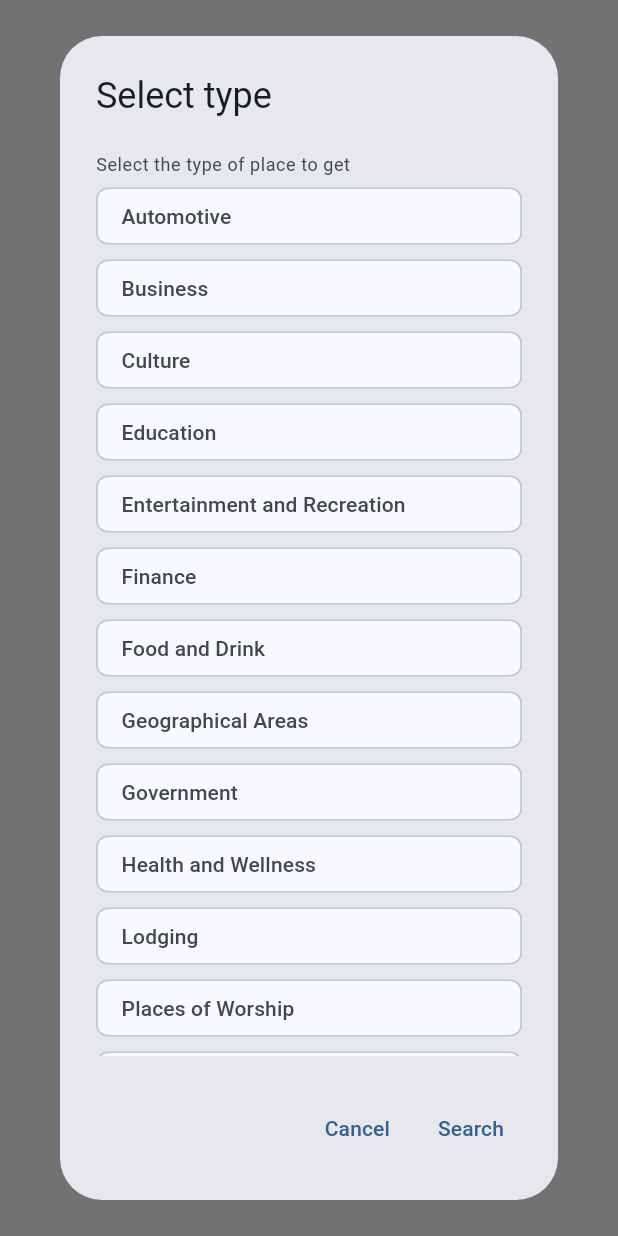
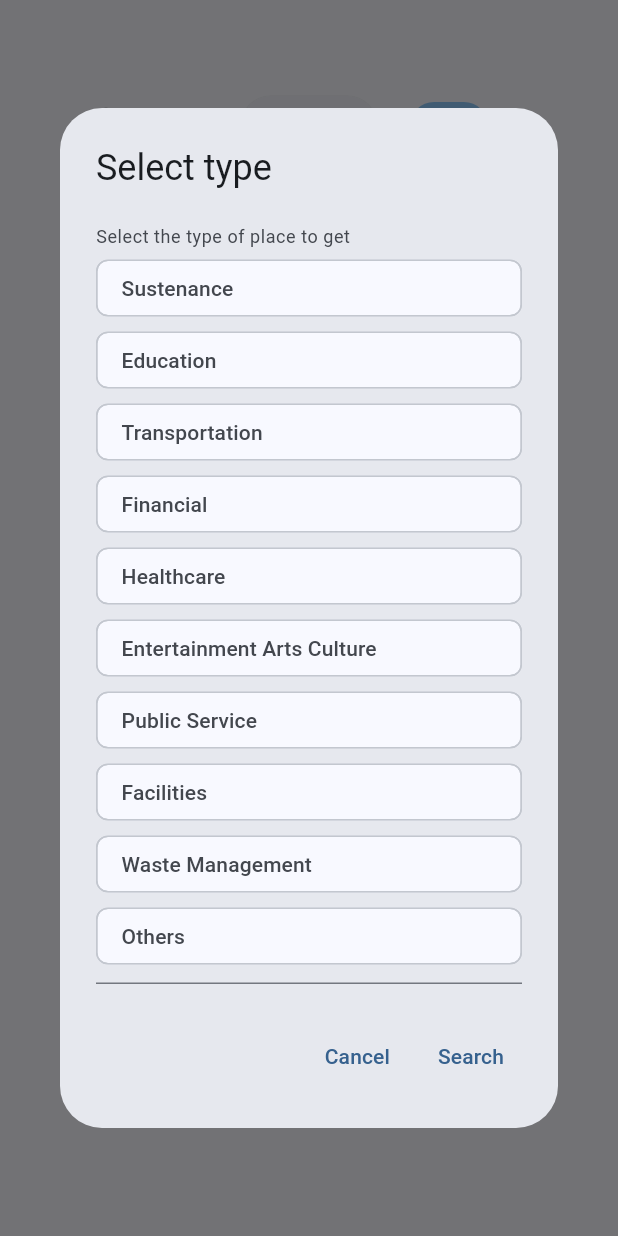
Before and after one commit to mdolmen/rund, a Flutter app: the screen it shows after launch, after a tap on "Autour", on a phone screen of 412 x 824 dp. Run offline on Flutter 3.47's test engine with Material 3 defaults, Android fonts, the phone set to English and light mode, and no system bars; drawn by our look-alikes of flutter_form_builder; our stand-ins replace form_builder_validators, geolocator, loading_animation_widget, sqflite; missing offline and left inert: map_launcher; accounts and stored records are empty; generated files the repository leaves out were written again.

Commit message:
(backend) use Openstreetmap's Overpass API instead of Google Places

```diff
--- a/lib/src/autour/autour.dart
+++ b/lib/src/autour/autour.dart
@@ -12,7 +12,8 @@ import 'package:geolocator/geolocator.dart';
 import 'package:map_launcher/map_launcher.dart';
 
 import 'database_helper.dart';
-import 'place_types.dart';
+//import 'place_types_gapi.dart';
+import 'place_types_oapi.dart';
 
 const String BACKEND_URL = "http://vps-433a4dd6.vps.ovh.net:8080";
 //const String BACKEND_URL = "http://127.0.0.1:8080";
@@ -888,18 +889,29 @@ class Place {
 
   factory Place.fromJson(Map<String, dynamic> json) {
     return Place(
-      formattedAddress: json['place_formatted_address'] ?? "Unknown address",
-      googleMapsUri: json['place_google_maps_uri'] ?? "Unknown Google Maps Uri",
-      primaryType: json['place_primary_type'] ?? "Unknown primary type",
-      displayName: json['place_display_name'] ?? "displayName",
+      formattedAddress: json['place_formatted_address'] != ""
+        ? json['place_formatted_address']
+        : "Unknown",
+      googleMapsUri: json['place_google_maps_uri'] != ""
+        ? json['place_google_maps_uri']
+        : "Unknown",
+      primaryType: json['place_primary_type'] != ""
+        ? json['place_primary_type']
+        : "Unknown",
+      displayName: json['place_display_name'] != ""
+        ? json['place_display_name']
+        : "Unknown",
       location: json['place_longitude'] != "null" && json['place_latitude'] != "null"
         ? Location(lat: json['place_latitude'], lng: json['place_longitude'])
         : Location(lat: -360, lng: -360),
-      currentOpeningHours: json['place_current_opening_hours'] != "null"
-        && json['place_current_opening_hours'] != "\"Unknown\""
+      currentOpeningHours: (json['place_current_opening_hours'] != "null"
+        && json['place_current_opening_hours'] != "\"\""
+        && json['place_current_opening_hours'] != null)
         ? OpeningHours.fromJson(jsonDecode(json['place_current_opening_hours']))
         : null,
-      countryId: json['place_country'] ?? 0,
+      countryId: json['place_country'] != ""
+        ? json['place_country']
+        : 0,
       areaId: json['place_area_id'] ?? 0,
       lastUpdated: json['last_updated'] != null
         ? DateTime.parse(json['last_updated'])
@@ -1248,26 +1260,6 @@ class PlaceTypeFilter extends StatelessWidget {
     required this.searchBtnCallback,
   });
 
-  List<String> types = [
-    'Automotive',
-    'Business',
-    'Culture',
-    'Education',
-    'Entertainment and Recreation',
-    'Finance',
-    'Food and Drink',
-    'Geographical Areas',
-    'Government',
-    'Health and Wellness',
-    'Lodging',
-    'Places of Worship',
-    'Services',
-    'Shopping',
-    'Sports',
-    'Transportation',
-  ];
-
-
   bool _handleButtonPressed() {
     _formKey.currentState?.validate();
     String filters = _formKey.currentState?.instantValue.toString() ?? "";
@@ -1295,7 +1287,7 @@ class PlaceTypeFilter extends StatelessWidget {
                 autovalidateMode: AutovalidateMode.onUserInteraction,
                 decoration: const InputDecoration(labelText: 'Select the type of place to get'),
                 name: 'types',
-                options: types
+                options: placeTypes.keys
                     .map(
                       (type) => FormBuilderChipOption(
                         value: type,
--- /dev/null
+++ b/lib/src/autour/place_types_oapi.dart
@@ -0,0 +1,159 @@
+const Map<String, List<String>> placeTypes = {
+    "Sustenance": [
+        "bar",
+        "biergarten",
+        "cafe",
+        "fast_food",
+        "food_court",
+        "ice_cream",
+        "pub",
+        "restaurant"
+    ],
+    "Education": [
+        "college",
+        "dancing_school",
+        "driving_school",
+        "first_aid_school",
+        "kindergarten",
+        "language_school",
+        "library",
+        "surf_school",
+        "toy_library",
+        "research_institute",
+        "training",
+        "music_school",
+        "school",
+        "traffic_park",
+        "university"
+    ],
+    "Transportation": [
+        "bicycle_parking",
+        "bicycle_repair_station",
+        "bicycle_rental",
+        "bicycle_wash",
+        "boat_rental",
+        "boat_sharing",
+        "bus_station",
+        "car_rental",
+        "car_sharing",
+        "car_wash",
+        "compressed_air",
+        "vehicle_inspection",
+        "charging_station",
+        "driver_training",
+        "ferry_terminal",
+        "fuel",
+        "grit_bin",
+        "motorcycle_parking",
+        "parking",
+        "parking_entrance",
+        "parking_space",
+        "taxi",
+        "weighbridge"
+    ],
+    "Financial": [
+        "atm",
+        "payment_terminal",
+        "bank",
+        "bureau_de_change",
+        "money_transfer",
+        "payment_centre"
+    ],
+    "Healthcare": [
+        "baby_hatch",
+        "clinic",
+        "dentist",
+        "doctors",
+        "hospital",
+        "nursing_home",
+        "pharmacy",
+        "social_facility",
+        "veterinary"
+    ],
+    "Entertainment Arts Culture": [
+        "arts_centre",
+        "brothel",
+        "casino",
+        "cinema",
+        "community_centre",
+        "conference_centre",
+        "events_venue",
+        "exhibition_centre",
+        "fountain",
+        "gambling",
+        "love_hotel",
+        "music_venue",
+        "nightclub",
+        "planetarium",
+        "public_bookcase",
+        "social_centre",
+        "stage",
+        "stripclub",
+        "studio",
+        "swingerclub",
+        "theatre"
+    ],
+    "Public Service": [
+        "courthouse",
+        "fire_station",
+        "police",
+        "post_box",
+        "post_depot",
+        "post_office",
+        "prison",
+        "ranger_station",
+        "townhall"
+    ],
+    "Facilities": [
+        "bbq",
+        "bench",
+        "dog_toilet",
+        "dressing_room",
+        "drinking_water",
+        "give_box",
+        "lounge",
+        "mailroom",
+        "parcel_locker",
+        "shelter",
+        "shower",
+        "telephone",
+        "toilets",
+        "water_point",
+        "watering_place"
+    ],
+    "Waste Management": [
+        "sanitary_dump_station",
+        "recycling",
+        "waste_basket",
+        "waste_disposal",
+        "waste_transfer_station"
+    ],
+    "Others": [
+        "animal_boarding",
+        "animal_breeding",
+        "animal_shelter",
+        "animal_training",
+        "baking_oven",
+        "clock",
+        "crematorium",
+        "dive_centre",
+        "funeral_hall",
+        "grave_yard",
+        "hunting_stand",
+        "internet_cafe",
+        "kitchen",
+        "kneipp_water_cure",
+        "lounger",
+        "marketplace",
+        "monastery",
+        "mortuary",
+        "photo_booth",
+        "place_of_mourning",
+        "place_of_worship",
+        "public_bath",
+        "public_building",
+        "refugee_site",
+        "vending_machine",
+        "user defined"
+    ]
+};
```
Also changed, not shown: lib/src/autour/place_types_gapi.dart (renamed from lib/src/autour/place_types.dart), 6 other files.
